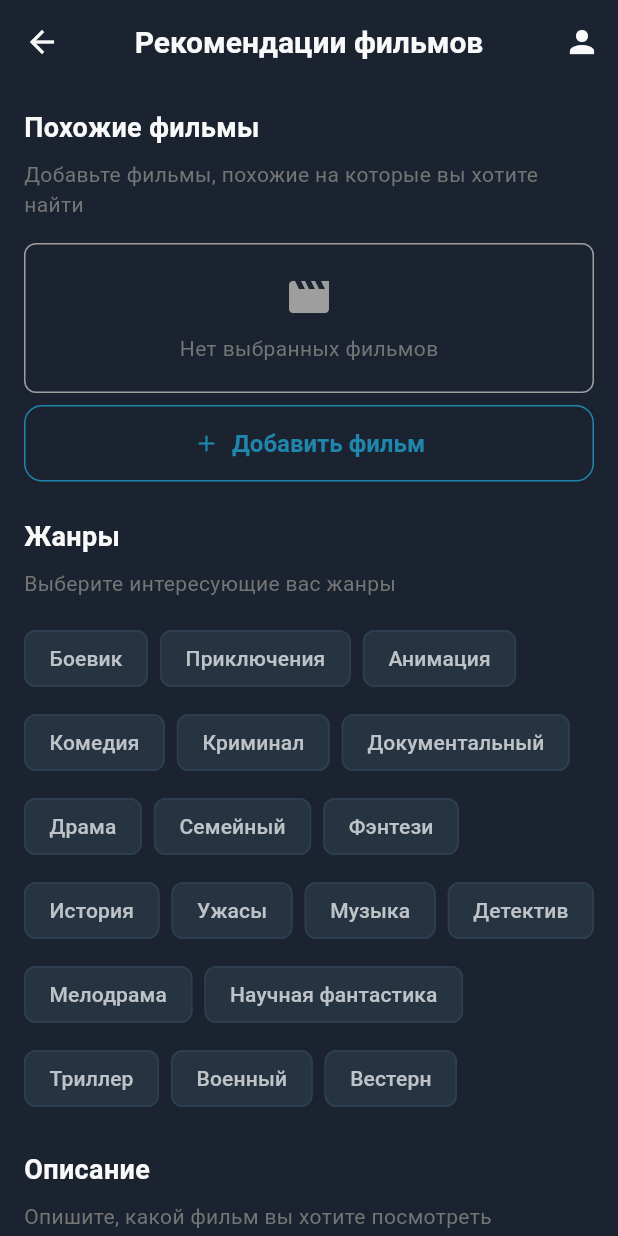
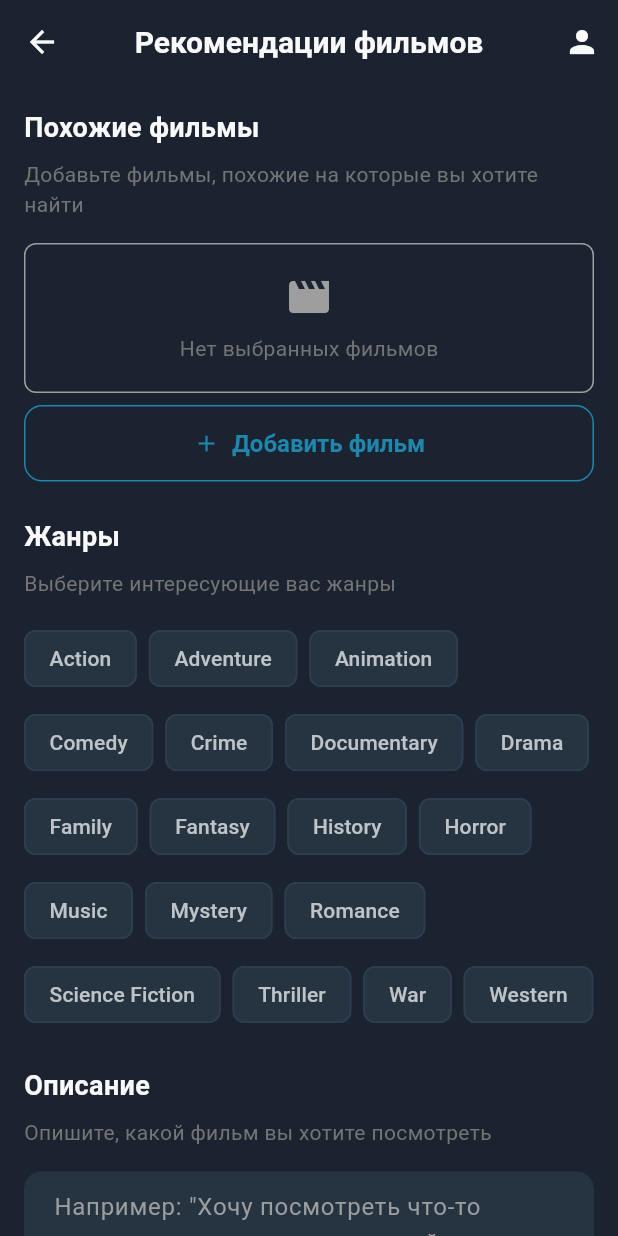
Before and after one commit to SachaYT1/Movie-helper, a Flutter app: the RecommendationScreen screen opened by its route, on a phone screen of 412 x 824 dp. Run offline on Flutter 3.47's test engine with Material 3 defaults, Android fonts, the light colour scheme and no system bars; our stand-ins replace cached_network_image, dio, flutter_rating_bar, get_it, shared_preferences; accounts and stored records are empty.

Commit message:
Implement ML recommendations feature in MovieRepository and UI
- Added a new method in MovieRepository for fetching machine learning-based movie recommendations.
- Updated MovieProvider to toggle between ML recommendations and regular recommendations.
- Enhanced dependency injection to include MLRecommendationsDataSource and related use cases.
- Modified RecommendationScreen to include a switch for enabling/disabling ML recommendations.
- Updated app constants to reflect genre names in English.

```diff
--- a/lib/core/constants/app_constants.dart
+++ b/lib/core/constants/app_constants.dart
@@ -1,25 +1,25 @@
 class MovieConstants {
-  static const String omdbApiKey = '7daa216b';
+  static const String omdbApiKey = 'e49b8565';
   static const String omdbApiUrl = 'https://www.omdbapi.com';
 
   static const Map<int, String> genres = {
-    1: 'Боевик',
-    2: 'Приключения',
-    3: 'Анимация',
-    4: 'Комедия',
-    5: 'Криминал',
-    6: 'Документальный',
-    7: 'Драма',
-    8: 'Семейный',
-    9: 'Фэнтези',
-    10: 'История',
-    11: 'Ужасы',
-    12: 'Музыка',
-    13: 'Детектив',
-    14: 'Мелодрама',
-    15: 'Научная фантастика',
-    16: 'Триллер',
-    17: 'Военный',
-    18: 'Вестерн',
+    1: 'Action',
+    2: 'Adventure',
+    3: 'Animation',
+    4: 'Comedy',
+    5: 'Crime',
+    6: 'Documentary',
+    7: 'Drama',
+    8: 'Family',
+    9: 'Fantasy',
+    10: 'History',
+    11: 'Horror',
+    12: 'Music',
+    13: 'Mystery',
+    14: 'Romance',
+    15: 'Science Fiction',
+    16: 'Thriller',
+    17: 'War',
+    18: 'Western',
   };
 }
--- /dev/null
+++ b/lib/features/movies/domain/usecases/get_ml_recommendations_use_case.dart
@@ -0,0 +1,20 @@
+import '../entities/movie.dart';
+import '../repositories/movie_repository.dart';
+
+class GetMlRecommendationsUseCase {
+  final MovieRepository repository;
+
+  GetMlRecommendationsUseCase(this.repository);
+
+  Future<List<Movie>> execute({
+    required int userId,
+    required String description,
+    required List<String> genres,
+  }) async {
+    return await repository.getMlRecommendations(
+      userId: userId,
+      description: description,
+      genres: genres,
+    );
+  }
+}
--- a/lib/features/movies/presentation/providers/movie_provider.dart
+++ b/lib/features/movies/presentation/providers/movie_provider.dart
@@ -9,6 +9,7 @@ import 'package:movie_helper/features/movies/domain/usecases/get_genres_use_case
 import 'package:movie_helper/features/movies/domain/usecases/get_user_similar_movies_use_case.dart';
 import 'package:movie_helper/features/movies/domain/usecases/add_similar_movie_use_case.dart';
 import 'package:movie_helper/features/movies/domain/usecases/remove_similar_movie_use_case.dart';
+import 'package:movie_helper/features/movies/domain/usecases/get_ml_recommendations_use_case.dart';
 
 class MovieProvider extends ChangeNotifier {
   final SearchMoviesUseCase _searchMoviesUseCase;
@@ -17,6 +18,7 @@ class MovieProvider extends ChangeNotifier {
   final GetUserSimilarMoviesUseCase _getUserSimilarMoviesUseCase;
   final AddSimilarMovieUseCase _addSimilarMovieUseCase;
   final RemoveSimilarMovieUseCase _removeSimilarMovieUseCase;
+  final GetMlRecommendationsUseCase _getMlRecommendationsUseCase;
   final AuthProvider _authProvider;
 
   final int? userId;
@@ -28,6 +30,7 @@ class MovieProvider extends ChangeNotifier {
   List<String> _selectedGenres = [];
   bool _isLoading = false;
   String _error = '';
+  bool _useMlRecommendations = true; // По умолчанию используем ML рекомендации
 
   // Геттеры
   List<Movie> get recommendedMovies => _recommendedMovies;
@@ -37,6 +40,7 @@ class MovieProvider extends ChangeNotifier {
   List<String> get selectedGenres => _selectedGenres;
   bool get isLoading => _isLoading;
   String get error => _error;
+  bool get useMlRecommendations => _useMlRecommendations;
 
   MovieProvider({
     required SearchMoviesUseCase searchMoviesUseCase,
@@ -45,6 +49,7 @@ class MovieProvider extends ChangeNotifier {
     required GetUserSimilarMoviesUseCase getUserSimilarMoviesUseCase,
     required AddSimilarMovieUseCase addSimilarMovieUseCase,
     required RemoveSimilarMovieUseCase removeSimilarMovieUseCase,
+    required GetMlRecommendationsUseCase getMlRecommendationsUseCase,
     required AuthProvider authProvider,
     this.userId,
   })  : _searchMoviesUseCase = searchMoviesUseCase,
@@ -53,6 +58,7 @@ class MovieProvider extends ChangeNotifier {
         _getUserSimilarMoviesUseCase = getUserSimilarMoviesUseCase,
         _addSimilarMovieUseCase = addSimilarMovieUseCase,
         _removeSimilarMovieUseCase = removeSimilarMovieUseCase,
+        _getMlRecommendationsUseCase = getMlRecommendationsUseCase,
         _authProvider = authProvider {
     // Listen to auth changes
     _authProvider.addListener(_onAuthChanged);
@@ -131,22 +137,40 @@ class MovieProvider extends ChangeNotifier {
     }
   }
 
-  // Получение рекомендаций
+  // Переключение между ML-рекомендациями и обычными
+  void toggleMlRecommendations() {
+    _useMlRecommendations = !_useMlRecommendations;
+    notifyListeners();
+  }
+
+  // Получение рекомендаций с использованием ML или обычный метод
   Future<void> getRecommendations({
     List<String>? similarMovieIds,
     List<String>? genres,
     String? query,
   }) async {
     _setLoading(true);
+
     try {
+      if (_useMlRecommendations && _authProvider.user?.id != null) {
+        // Use ML recommendations if enabled and user is authenticated
+        _recommendedMovies = await _getMlRecommendationsUseCase.execute(
+          userId: _authProvider.user!.id!,
+          description: query ?? '',
+          genres: genres ?? _selectedGenres,
+        );
+      } else {
+        // Use regular recommendations otherwise
         _recommendedMovies = await _getRecommendationsUseCase.execute(
           similarMovieIds:
               similarMovieIds ?? _similarMovies.map((m) => m.imdbId).toList(),
           genres: genres ?? _selectedGenres,
           query: query,
         );
+      }
       _setError('');
     } catch (e) {
+      print('Error getting recommendations: $e');
       _setError('Ошибка при получении рекомендаций: $e');
     } finally {
       _setLoading(false);
--- a/lib/features/movies/presentation/screens/recommendation_screen.dart
+++ b/lib/features/movies/presentation/screens/recommendation_screen.dart
@@ -330,6 +330,25 @@ class _RecommendationScreenState extends State<RecommendationScreen> {
                       ),
                     ),
 
+                    const SizedBox(height: 16),
+
+                    // Переключатель для ML-рекомендаций
+                    Row(
+                      children: [
+                        const Text(
+                          'Использовать ML-рекомендации:',
+                          style: TextStyle(fontSize: 16),
+                        ),
+                        const Spacer(),
+                        Switch(
+                          value: movieProvider.useMlRecommendations,
+                          onChanged: (value) {
+                            movieProvider.toggleMlRecommendations();
+                          },
+                        ),
+                      ],
+                    ),
+
                     const SizedBox(height: 24),
 
                     // Кнопка для получения рекомендаций
```
Also changed, not shown: lib/features/movies/data/datasources/ml_recommendations_datasource.dart (added, +57 -0 lines), lib/features/movies/data/repositories/movie_repository_impl.dart (+58 -0 lines), lib/features/movies/di/dependency_injection.dart (+11 -0 lines), lib/features/movies/domain/repositories/movie_repository.dart (+7 -0 lines). Lines whose indentation alone changed are shown as unchanged.
